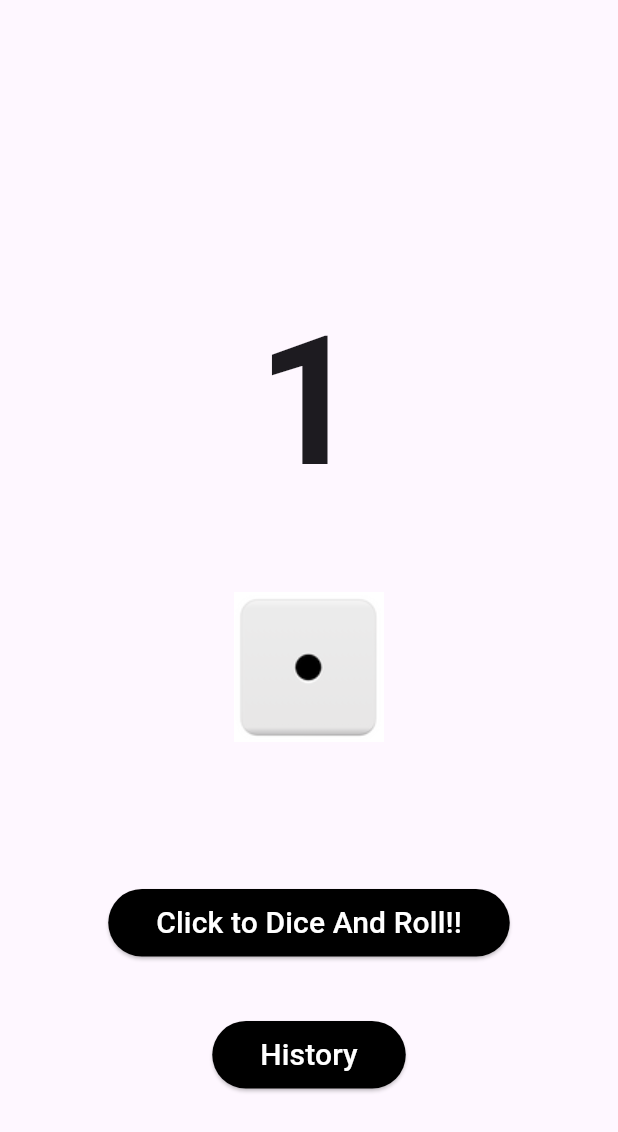
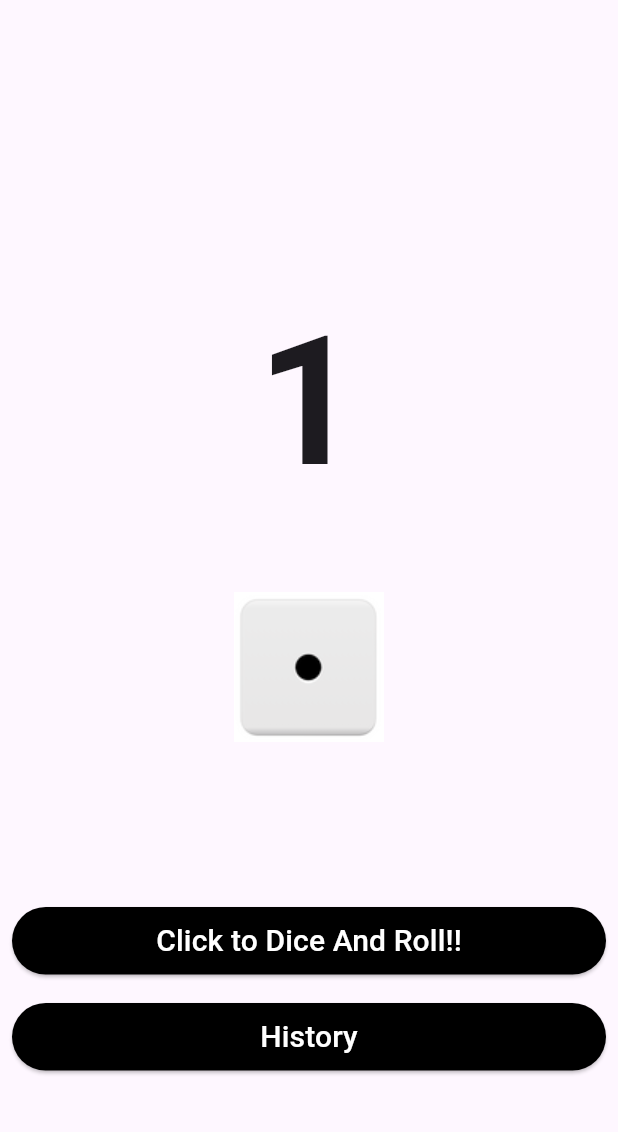
Before and after one commit to Partha0777/Dice-and-Roll, a Flutter app: the screen it shows after launch, on a phone screen of 412 x 824 dp. Shown: the top 1132 px of the screen. Run offline on Flutter 3.47's test engine with Material 3 defaults, Android fonts, the phone set to English and light mode, and no system bars.

Commit message:
#Resized Buttons in the home view.

```diff
--- a/lib/home_screen.dart
+++ b/lib/home_screen.dart
@@ -28,7 +28,6 @@ class HomeState extends State<HomeScreen> {
   }
 
   Widget home() {
-
     return Column(
       children: [
         Expanded(
@@ -47,15 +46,16 @@ class HomeState extends State<HomeScreen> {
                 ],
               ),
             )),
-
         Expanded(
             flex: 2,
             child: Center(
               child: Column(
                 mainAxisAlignment: MainAxisAlignment.center,
                 children: [
-                  Padding(
-                    padding: const EdgeInsets.all(20),
+                  SizedBox(
+                    width: double.infinity,
+                    child: Padding(
+                      padding: const EdgeInsets.all(8),
                       child: ElevatedButton(
                         style: ButtonStyle(
                             backgroundColor:
@@ -72,11 +72,11 @@ class HomeState extends State<HomeScreen> {
                         ),
                       ),
                     ),
-                  Wrap(
-                    direction: Axis.horizontal,
-                    children:[
-                      Padding(
-                        padding: const EdgeInsets.all(20),
+                  ),
+                  SizedBox(
+                    width: double.infinity,
+                    child: Padding(
+                      padding: const EdgeInsets.all(8),
                       child: ElevatedButton(
                         style: ButtonStyle(
                             backgroundColor:
@@ -92,8 +92,7 @@ class HomeState extends State<HomeScreen> {
                           ),
                         ),
                       ),
-                      )
-                    ],
+                    ),
                   )
                 ],
               ),
```
Lines whose indentation alone changed are shown as unchanged.
